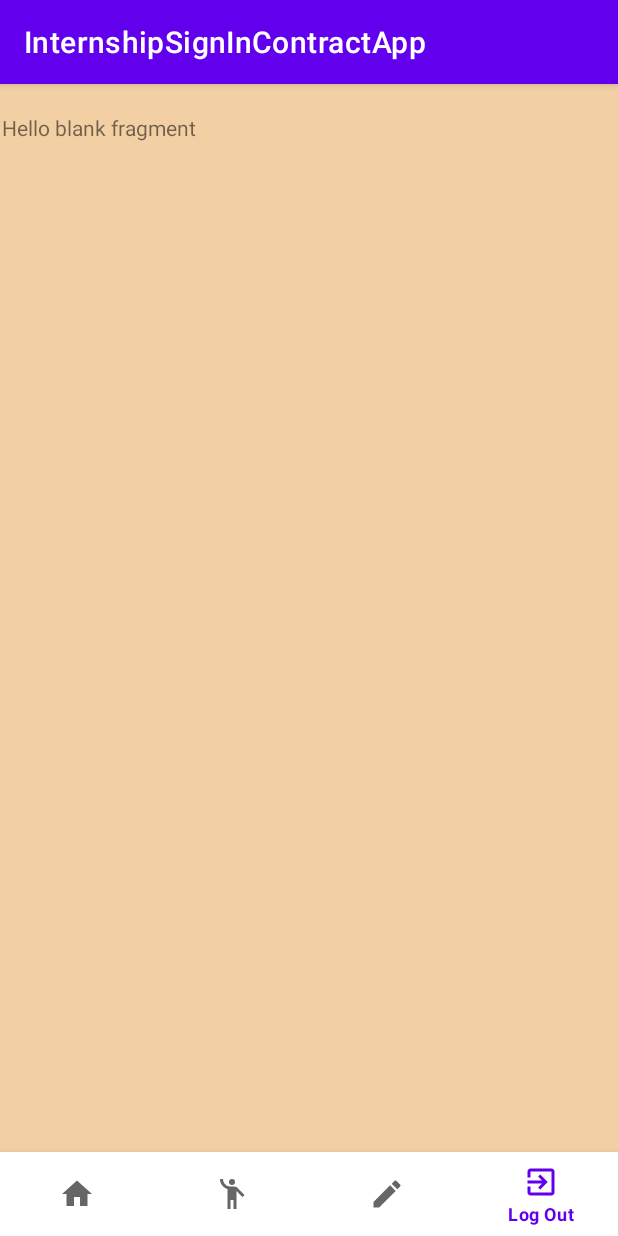
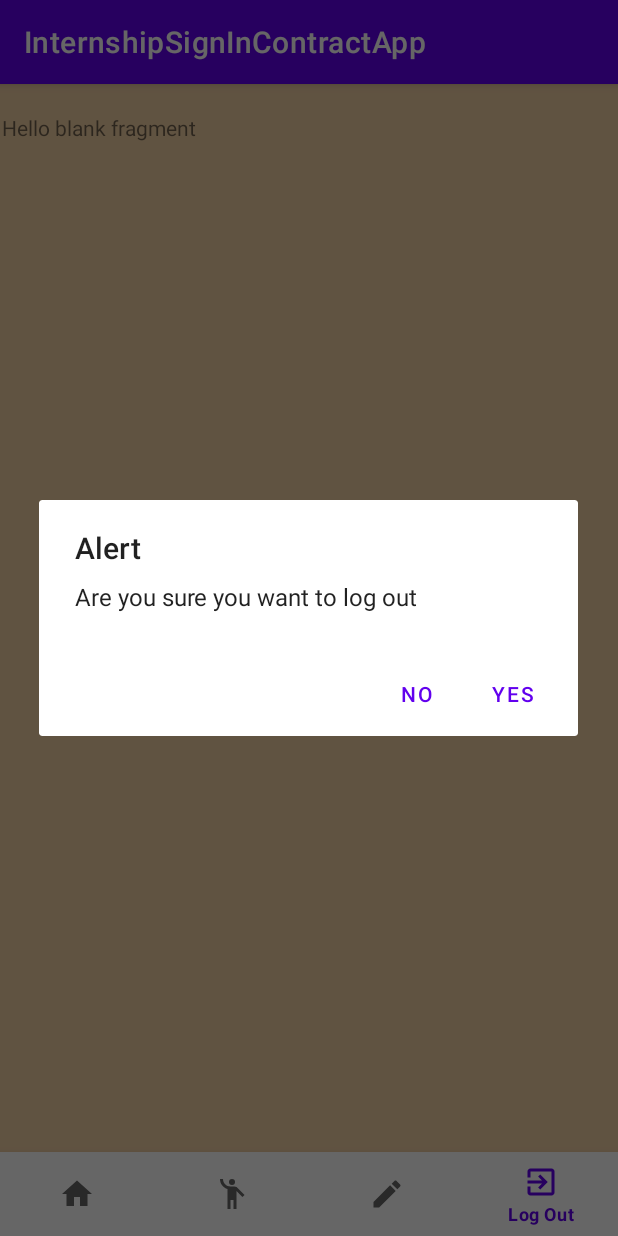
Before and after one commit to AndreiMirica19/InternshipApp, an Android app: the fragment edit_account_student_fragment placed in its activity, item 4 of the bottom bar chosen, on a phone screen of 412 x 824 dp. Run offline under Robolectric (Android 15) with nearby library versions, the phone set to English and light mode, and no system bars; our stand-ins replace Firebase (no records; nobody signed in at launch, a user with empty details on screens opened directly); 2 statements that could not run were skipped.

Commit message:
Added log out feature.

```diff
--- a/app/src/main/java/com/example/internshipsignincontractapp/LogedInActivity.java
+++ b/app/src/main/java/com/example/internshipsignincontractapp/LogedInActivity.java
@@ -1,11 +1,15 @@
 package com.example.internshipsignincontractapp;
 
+import android.content.DialogInterface;
+import android.content.Intent;
 import android.os.Bundle;
 import android.util.Log;
 import android.view.View;
 import android.widget.FrameLayout;
+import android.widget.Toast;
 
 import androidx.annotation.Nullable;
+import androidx.appcompat.app.AlertDialog;
 import androidx.appcompat.app.AppCompatActivity;
 import androidx.fragment.app.Fragment;
 import androidx.fragment.app.FragmentContainerView;
@@ -26,6 +30,7 @@ public class LogedInActivity extends AppCompatActivity {
     protected void onCreate(@Nullable Bundle savedInstanceState) {
         super.onCreate(savedInstanceState);
         setContentView(R.layout.main_page_student);
+
         bottomNavigationMenuView = (BottomNavigationView) findViewById(R.id.bottom_navigation);
         navHostController = findViewById(R.id.fragmentContainerView);
         bottomNavigationMenuView.setOnNavigationItemSelectedListener(item->{
@@ -35,13 +40,32 @@ public class LogedInActivity extends AppCompatActivity {
                     break;
                 case R.id.edit_account_student_fragment:
                     replaceFragment(new edit_account_student_fragment());
-                break;
+                    break;
                 case R.id.sign_convention_student:
                     replaceFragment(new sign_convention_student());
+                    break;
+                case R.id.page_3:
+                    AlertDialog alertDialog = new AlertDialog.Builder(LogedInActivity.this).create();
+                    alertDialog.setTitle("Alert");
+                    alertDialog.setMessage("Are you sure you want to log out");
+                    alertDialog.setButton(AlertDialog.BUTTON_POSITIVE, "Yes", new DialogInterface.OnClickListener() {
+                        public void onClick(DialogInterface dialog, int which) {
+                             Intent intent = new Intent(LogedInActivity.this,MainActivity.class);
+                            startActivity(intent);
+                        }
+                    });
+                    alertDialog.setButton(AlertDialog.BUTTON_NEGATIVE, "No", new DialogInterface.OnClickListener() {
+                        public void onClick(DialogInterface dialog, int which) {
+
+                        }
+                    });
+                    alertDialog.show();
+
                     break;
             }
             return true;
         });
+
     }
     private  void replaceFragment(Fragment fragment){
         FragmentManager fragmentManager = getSupportFragmentManager();
@@ -56,5 +80,6 @@ public class LogedInActivity extends AppCompatActivity {
         TextInputEditText uniGroup = findViewById(R.id.uni_group);
         DbConnector dbConnector = DbConnector.getInstance();
         dbConnector.updateStudent(name.getText().toString(),uniGroup.getText().toString());
+        Toast.makeText(this,"Profile updated",Toast.LENGTH_SHORT).show();
     }
 }
--- a/app/src/main/java/com/example/internshipsignincontractapp/Model/DbConnector.java
+++ b/app/src/main/java/com/example/internshipsignincontractapp/Model/DbConnector.java
@@ -21,7 +21,7 @@ public class DbConnector {
     public DatabaseReference students;
     public CollectionReference collectionReference;
     public List<Students> studentList = new ArrayList<>();
-    private Students currentUser;
+    public Students currentUser;
     private static DbConnector dbConnector;
     private DbConnector() {
 
@@ -35,6 +35,8 @@ public class DbConnector {
                    for (QueryDocumentSnapshot document : task.getResult()) {
                       Students s = new Students(document.getString("name"),document.getString("password"),document.getString("email"));
                       s.setId(document.getId());
+                      if (document.getString("group")!= null)
+                          s.setGroup(document.getString("group"));
                        studentList.add(s);
                    }
 
--- a/app/src/main/java/com/example/internshipsignincontractapp/edit_account_student_fragment.java
+++ b/app/src/main/java/com/example/internshipsignincontractapp/edit_account_student_fragment.java
@@ -2,6 +2,8 @@ package com.example.internshipsignincontractapp;
 
 import android.os.Bundle;
 
+import androidx.annotation.NonNull;
+import androidx.annotation.Nullable;
 import androidx.fragment.app.Fragment;
 
 import android.util.Log;
@@ -9,6 +11,9 @@ import android.view.LayoutInflater;
 import android.view.View;
 import android.view.ViewGroup;
 import android.widget.Button;
+
+import com.example.internshipsignincontractapp.Model.DbConnector;
+import com.google.android.material.textfield.TextInputEditText;
 
 /**
  * A simple {@link Fragment} subclass.
@@ -61,15 +66,23 @@ public class edit_account_student_fragment extends Fragment {
     }
 
     @Override
+    public void onViewCreated(@NonNull View view, @Nullable Bundle savedInstanceState) {
+        super.onViewCreated(view, savedInstanceState);
+        TextInputEditText name = view.findViewById(R.id.edit_student_name);
+        TextInputEditText uniGroup = view.findViewById(R.id.uni_group);
+        DbConnector dbConnector = DbConnector.getInstance();
+        name.setText(dbConnector.currentUser.getName());
+        uniGroup.setText(dbConnector.currentUser.getGroup());
+    }
+
+    @Override
     public View onCreateView(LayoutInflater inflater, ViewGroup container,
                              Bundle savedInstanceState) {
-        View view = inflater.inflate(R.layout.edit_account_student,
-                container, false);
-        Button save_btn = view.findViewById(R.id.save);
-        save_btn.setOnClickListener(view1 ->{
-            Log.d("Test","Merge");
-        } );
+
+
+
         // Inflate the layout for this fragment
+
         return inflater.inflate(R.layout.fragment_edit_account_student_fragment, container, false);
     }
 
```
Also changed, not shown: app/src/main/java/com/example/internshipsignincontractapp/Model/Students.java (+9 -0 lines).
